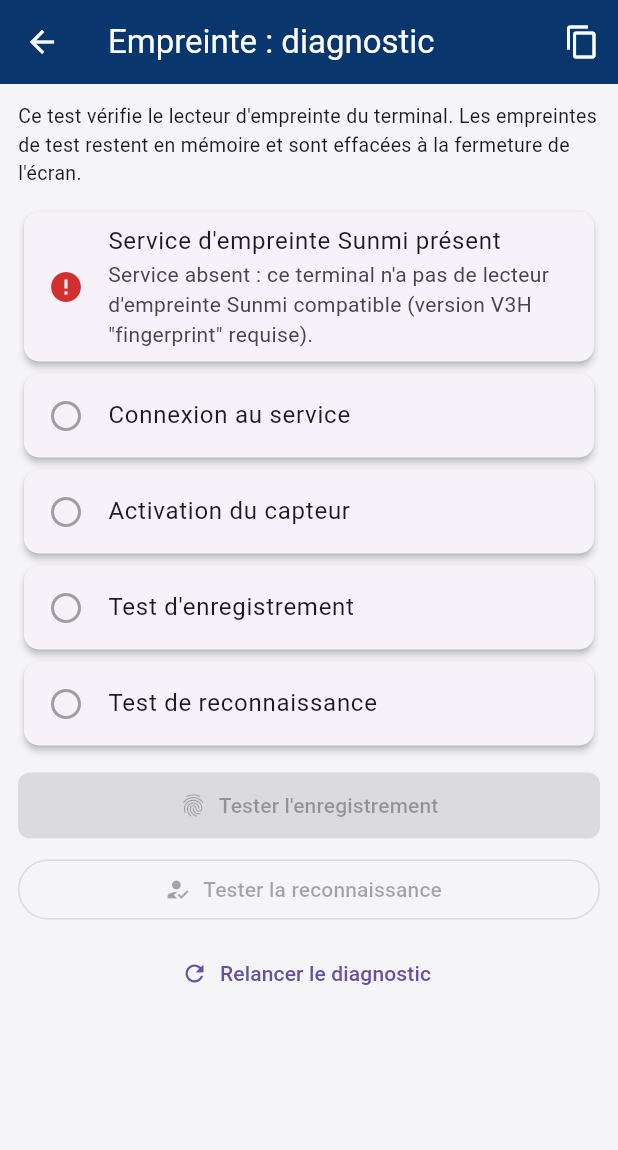
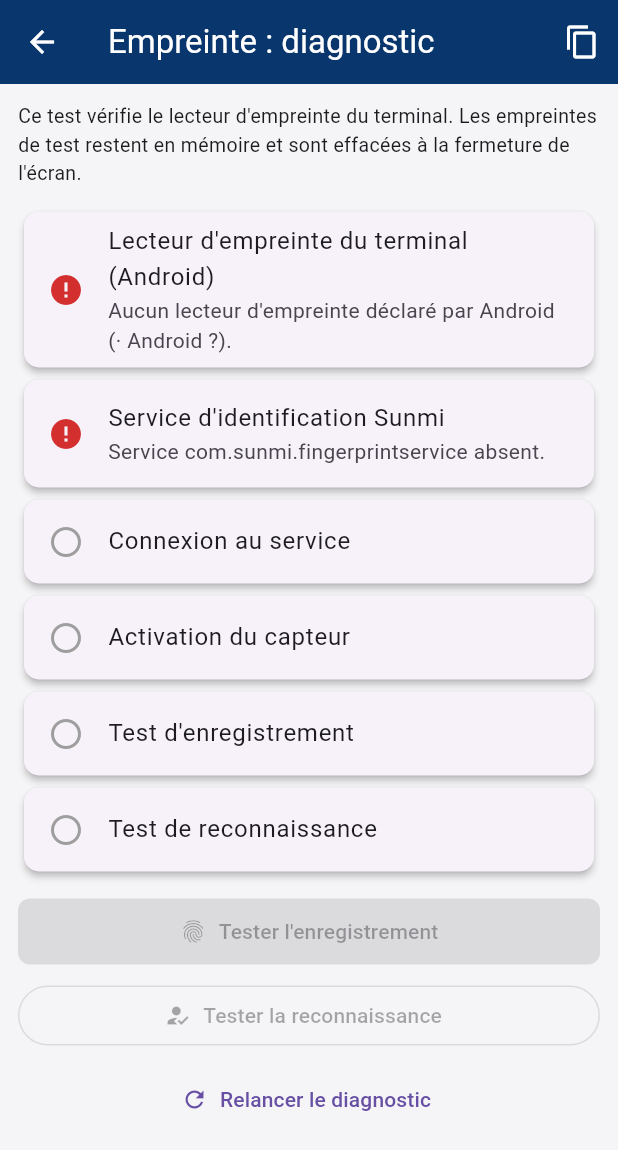
Before and after one commit to airm5500/prestige_vente_app, a Flutter app: the FingerprintDiagnosticScreen screen opened directly, after a tap on "Relancer le diagnostic", on a phone screen of 412 x 824 dp. Shown: the top 1150 px of the screen. Run offline on Flutter 3.47's test engine with Material 3 defaults, Android fonts, the phone set to English and light mode, and no system bars; our stand-ins replace barcode_widget, cookie_jar, dio, dio_cookie_manager, file_picker, fl_chart and 5 more; missing offline and left inert: google_mlkit_text_recognition, mobile_scanner, sunmi_printer_plus; accounts and stored records are empty; network calls fail.

Commit message:
Licence : distinction connexion / licence ; empreinte : diagnostic du lecteur Android
Licence
- ApiService.lookupLicence() : serveur injoignable, application Prestige
  absente à l'adresse (404 Payara, racine de l'application vérifiée),
  erreur serveur, réponse inattendue, ou licence présente / absente.
- LicenceProvider : un problème réseau n'est plus jamais présenté comme
  « pas de licence » ; titre et message selon la cause.
- Démarrage : boîte d'erreur avec la cause précise et l'adresse utilisée.

Empreinte
- Diagnostic : lecteur Android (FEATURE_FINGERPRINT, BiometricManager),
  services Sunmi quel que soit le paquet, modèle et version Android dans
  le rapport ; explication si le lecteur existe sans service d'identification.
- Manifeste : visibilité des paquets Sunmi (Android 11+), USE_BIOMETRIC,
  lecteur facultatif.

Co-Authored-By: Claude Opus 5.5 <noreply@anthropic.com>
Claude-Session: https://claude.ai/code/session_01DmdojchP92w3JjfyVDXDv5

```diff
--- /dev/null
+++ b/lib/api/models/licence_lookup.dart
@@ -0,0 +1,39 @@
+// lib/api/models/licence_lookup.dart
+// Résultat détaillé de la vérification de licence : distingue un problème de
+// connexion d'un problème de licence.
+import 'package:prestige_vente_app/api/models/licence_model.dart';
+
+enum LicenceIssue {
+  /// Aucun serveur ne répond à l'adresse configurée (Wi-Fi, IP, serveur éteint).
+  unreachable,
+
+  /// Un serveur répond, mais l'application Prestige n'est pas déployée à cette adresse
+  /// (nom d'application ou port incorrect, application arrêtée).
+  appNotFound,
+
+  /// L'application Prestige répond avec une erreur (500, 401...).
+  serverError,
+
+  /// Réponse illisible (ce n'est probablement pas un serveur Prestige).
+  unexpectedResponse,
+}
+
+class LicenceLookup {
+  final LicenceModel? licence;
+  final LicenceIssue? issue;
+  final String? detail;
+
+  const LicenceLookup.found(LicenceModel this.licence)
+      : issue = null,
+        detail = null;
+
+  /// Le serveur Prestige a répondu : aucune licence enregistrée.
+  const LicenceLookup.noLicence()
+      : licence = null,
+        issue = null,
+        detail = null;
+
+  const LicenceLookup.failure(LicenceIssue this.issue, this.detail) : licence = null;
+
+  bool get isConnectionProblem => issue != null;
+}
--- a/lib/providers/licence_provider.dart
+++ b/lib/providers/licence_provider.dart
@@ -3,6 +3,7 @@
 import 'package:flutter/material.dart';
 import 'package:prestige_vente_app/api/api_service.dart';
 import 'package:prestige_vente_app/api/models/licence_model.dart';
+import 'package:prestige_vente_app/api/models/licence_lookup.dart';
 
 enum LicenceStatus {
   loading,
@@ -19,12 +20,36 @@ class LicenceProvider with ChangeNotifier {
   LicenceModel? _licence;
   LicenceStatus _status = LicenceStatus.loading;
   String _errorMessage = '';
+  LicenceIssue? _issue; // Cause précise quand status == error (connexion / serveur)
 
   LicenceProvider(this._apiService);
 
   LicenceModel? get licence => _licence;
   LicenceStatus get status => _status;
   String get errorMessage => _errorMessage;
+  LicenceIssue? get issue => _issue;
+
+  /// Titre court selon la cause (connexion ou serveur), pour les boîtes de dialogue.
+  String get errorTitle => switch (_issue) {
+        LicenceIssue.unreachable => 'Serveur injoignable',
+        LicenceIssue.appNotFound => 'Application Prestige introuvable',
+        LicenceIssue.serverError => 'Erreur du serveur Prestige',
+        LicenceIssue.unexpectedResponse => 'Réponse inattendue du serveur',
+        null => 'Erreur de connexion',
+      };
+
+  static String messageFor(LicenceIssue issue, String? detail) {
+    final base = switch (issue) {
+      LicenceIssue.unreachable => 'Aucun serveur ne répond à l\'adresse configurée.\n\n'
+          'Vérifiez :\n1. Que le serveur (PC) est allumé.\n2. Que le Wifi est activé.\n3. Que l\'adresse IP et le port sont corrects.',
+      LicenceIssue.appNotFound => 'Le serveur répond, mais l\'application Prestige n\'est pas à cette adresse.\n\n'
+          'Vérifiez dans Configuration :\n1. Le port.\n2. Le nom de l\'application (ex. "prestige").\n'
+          '3. Que l\'application est démarrée sur le serveur (console Payara).',
+      LicenceIssue.serverError => 'Le serveur Prestige répond avec une erreur.\n\nRedémarrez l\'application sur le serveur ou contactez le support.',
+      LicenceIssue.unexpectedResponse => 'Le serveur répond, mais ce n\'est pas une réponse Prestige.\n\nVérifiez l\'adresse IP, le port et le nom de l\'application.',
+    };
+    return detail == null || detail.isEmpty ? base : '$base\n\nDétail : $detail';
+  }
 
   // CORRECTION CRITIQUE : Cette méthode doit vraiment mettre à jour la variable
   void updateApiService(ApiService newApiService) {
@@ -53,11 +78,18 @@ class LicenceProvider with ChangeNotifier {
     _status = LicenceStatus.loading;
     notifyListeners();
 
+    _issue = null;
     try {
-      // Appel direct au serveur (Pas de cache)
-      final result = await _apiService.findLicence();
+      // Appel direct au serveur (Pas de cache). La cause d'un échec est distinguée :
+      // un problème de connexion ne doit jamais être présenté comme "pas de licence".
+      final lookup = await _apiService.lookupLicence();
+      final result = lookup.licence;
 
-      if (result != null) {
+      if (lookup.issue != null) {
+        _status = LicenceStatus.error;
+        _issue = lookup.issue;
+        _errorMessage = messageFor(lookup.issue!, lookup.detail);
+      } else if (result != null) {
         _licence = result;
         if (_isExpired(result.dateEnd)) {
           _status = LicenceStatus.expired;
@@ -65,15 +97,15 @@ class LicenceProvider with ChangeNotifier {
           _status = LicenceStatus.valid;
         }
       } else {
-        // Le serveur a répondu (200 OK) mais renvoie null -> Pas de licence enregistrée
+        // Le serveur Prestige a répondu : aucune licence enregistrée
         _licence = null;
         _status = LicenceStatus.none;
       }
     } catch (e) {
-      // Le serveur est injoignable ou renvoie une erreur 500/404
       print("Erreur Licence: $e");
       _status = LicenceStatus.error;
-      _errorMessage = "Impossible de joindre le serveur local. Vérifiez votre Wifi/Câble.";
+      _issue = LicenceIssue.unreachable;
+      _errorMessage = messageFor(LicenceIssue.unreachable, e.toString());
     }
 
     notifyListeners();
--- a/lib/screens/pointage/fingerprint_diagnostic_screen.dart
+++ b/lib/screens/pointage/fingerprint_diagnostic_screen.dart
@@ -7,7 +7,7 @@ import 'package:flutter/material.dart';
 import 'package:flutter/services.dart';
 import 'package:prestige_vente_app/services/fingerprint_service.dart';
 
-enum _Step { service, connect, sensor, enroll, identify }
+enum _Step { hardware, service, connect, sensor, enroll, identify }
 
 enum _State { todo, running, ok, failed }
 
@@ -22,12 +22,14 @@ class _FingerprintDiagnosticScreenState extends State<FingerprintDiagnosticScree
   final Map<_Step, _State> _states = {for (final s in _Step.values) s: _State.todo};
   final Map<_Step, String> _details = {};
   final List<Uint8List> _testTemplates = [];
+  Map<String, Object?> _hardware = const {};
   String? _hint;
   bool _busy = false;
   StreamSubscription<String>? _hintSub;
 
   static const _labels = {
-    _Step.service: 'Service d\'empreinte Sunmi présent',
+    _Step.hardware: 'Lecteur d\'empreinte du terminal (Android)',
+    _Step.service: 'Service d\'identification Sunmi',
     _Step.connect: 'Connexion au service',
     _Step.sensor: 'Activation du capteur',
     _Step.enroll: 'Test d\'enregistrement',
@@ -81,12 +83,30 @@ class _FingerprintDiagnosticScreenState extends State<FingerprintDiagnosticScree
   /// Étapes automatiques : service, connexion, capteur.
   Future<void> _runChecks() async {
     setState(() => _busy = true);
+    var hasReader = false;
+    await _step(_Step.hardware, () async {
+      _hardware = await FingerprintService.hardwareInfo();
+      hasReader = _hardware['featureFingerprint'] == true;
+      final device = '${_hardware['manufacturer'] ?? ''} ${_hardware['model'] ?? ''} · Android ${_hardware['android'] ?? '?'}'.trim();
+      if (!hasReader) {
+        throw FingerprintException('NO_READER', 'Aucun lecteur d\'empreinte déclaré par Android ($device).');
+      }
+      return 'Lecteur présent · ${FingerprintService.biometricStatusLabel(_hardware['biometricStatus'])} · $device';
+    });
     final installed = await _step(_Step.service, () async {
-      if (!await FingerprintService.isServiceInstalled()) {
-        throw const FingerprintException('NO_SERVICE',
-            'Service absent : ce terminal n\'a pas de lecteur d\'empreinte Sunmi compatible (version V3H "fingerprint" requise).');
+      final services = (_hardware['sunmiServices'] as List?)?.cast<Object?>() ?? const [];
+      if (!await FingerprintService.isServiceInstalled() && services.isEmpty) {
+        throw FingerprintException(
+          'NO_SERVICE',
+          hasReader
+              ? 'Le lecteur existe, mais le service Sunmi qui permet de savoir QUI pose le doigt '
+                  '(com.sunmi.fingerprintservice) n\'est pas installé sur ce terminal. Le lecteur n\'est '
+                  'accessible que par l\'API Android standard, qui confirme "une empreinte enregistrée" '
+                  'sans identifier la personne.'
+              : 'Service com.sunmi.fingerprintservice absent.',
+        );
       }
-      return 'com.sunmi.fingerprintservice';
+      return services.isEmpty ? 'com.sunmi.fingerprintservice' : services.join(', ');
     });
     if (installed && await _step(_Step.connect, () async {
       await FingerprintService.connect();
@@ -146,6 +166,7 @@ class _FingerprintDiagnosticScreenState extends State<FingerprintDiagnosticScree
 
   String _report() => [
         'Diagnostic empreinte Sunmi',
+        'Terminal : ${_hardware.entries.map((e) => '${e.key}=${e.value}').join(' ; ')}',
         for (final s in _Step.values) '${_labels[s]} : ${_states[s]!.name}${_details[s] == null || _details[s]!.isEmpty ? '' : ' — ${_details[s]}'}',
       ].join('\n');
 
--- a/lib/services/fingerprint_service.dart
+++ b/lib/services/fingerprint_service.dart
@@ -47,6 +47,22 @@ class FingerprintService {
     }
   }
 
+  /// Informations sur le lecteur du terminal (système Android et services Sunmi).
+  static Future<Map<String, Object?>> hardwareInfo() async {
+    final m = await _call<Map<Object?, Object?>>('hardwareInfo') ?? const {};
+    return {for (final e in m.entries) '${e.key}': e.value};
+  }
+
+  /// Traduction du code BiometricManager.canAuthenticate() (Android 10+).
+  static String biometricStatusLabel(Object? code) => switch (code) {
+        0 => 'prêt (empreinte(s) enregistrée(s) dans Android)',
+        11 => 'aucune empreinte enregistrée dans les Paramètres Android',
+        12 => 'pas de lecteur',
+        1 => 'lecteur indisponible',
+        null => 'non vérifiable (Android < 10)',
+        _ => 'code $code',
+      };
+
   static Future<void> connect() => _call<bool>('connect');
   static Future<void> engage() => _call<bool>('engage');
   static Future<void> release() => _call<int>('release');
```
Also changed, not shown: lib/api/api_service.dart (+60 -0 lines), lib/screens/splash_screen.dart (+7 -8 lines), 5 other files.
